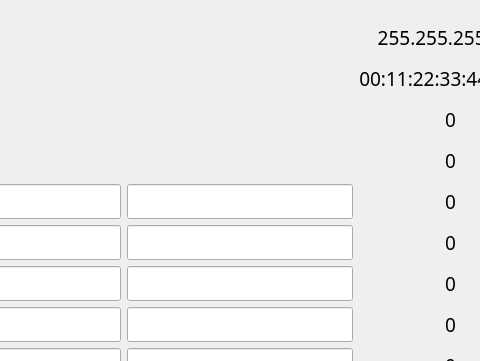
Above: airboxsim.ui from pc0808f/airboxsim before the change; both pictures show x 479 to 959 and y 0 to 361 of the 1156 by 919 pixel window. Below: the same form after it.
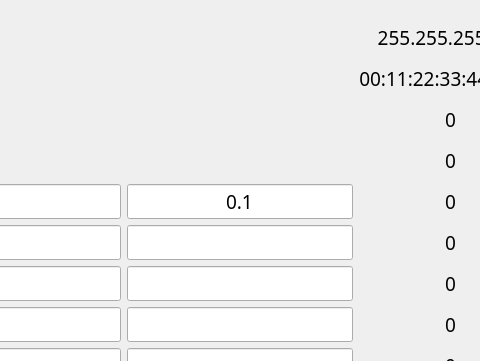
That is the form after the change.

Commit message: 新增自動上加或下減功能，完成到O3,補檔

What changed in the file:
```diff
--- a/airboxsim.ui
+++ b/airboxsim.ui
@@ -590,7 +590,14 @@
       </widget>
      </item>
      <item row="4" column="3">
-      <widget class="QLineEdit" name="Temp_input_4"/>
+      <widget class="QLineEdit" name="Temp_input_4">
+       <property name="text">
+        <string>0.1</string>
+       </property>
+       <property name="alignment">
+        <set>Qt::AlignCenter</set>
+       </property>
+      </widget>
      </item>
      <item row="5" column="3">
       <widget class="QLineEdit" name="RH_input_4"/>
```
Left out of the diff: 114 changed lines with no effect on the pictures. The commit also changes 2 other files.
